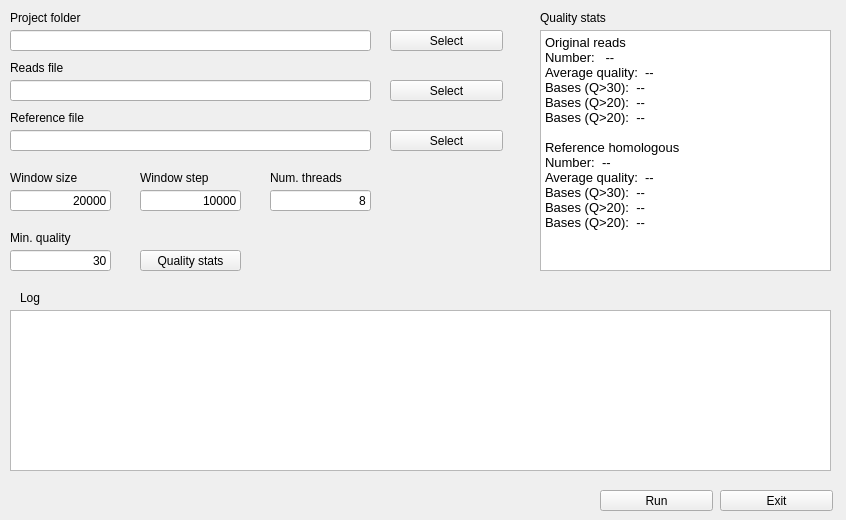
First picture: the form in src/GUI/GUI2.ui, repository salvocamiolo/PacBioRead, before the edit.
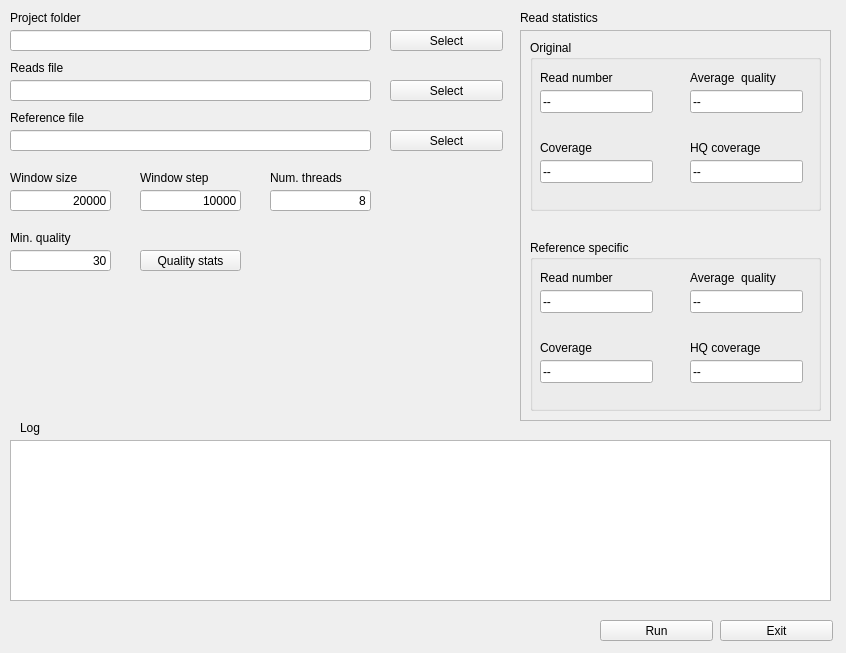
Second picture: the form after the edit.

Diff of the .ui file:
```diff
--- a/src/GUI/GUI2.ui
+++ b/src/GUI/GUI2.ui
@@ -7,7 +7,7 @@
     <x>0</x>
     <y>0</y>
     <width>846</width>
-    <height>520</height>
+    <height>653</height>
    </rect>
   </property>
   <property name="windowTitle">
@@ -212,7 +212,7 @@
    <property name="geometry">
     <rect>
      <x>600</x>
-     <y>490</y>
+     <y>620</y>
      <width>113</width>
      <height>21</height>
     </rect>
@@ -225,7 +225,7 @@
    <property name="geometry">
     <rect>
      <x>720</x>
-     <y>490</y>
+     <y>620</y>
      <width>113</width>
      <height>21</height>
     </rect>
@@ -238,7 +238,7 @@
    <property name="geometry">
     <rect>
      <x>20</x>
-     <y>290</y>
+     <y>420</y>
      <width>111</width>
      <height>16</height>
     </rect>
@@ -251,7 +251,7 @@
    <property name="geometry">
     <rect>
      <x>10</x>
-     <y>310</y>
+     <y>440</y>
      <width>821</width>
      <height>161</height>
     </rect>
@@ -270,54 +270,6 @@
     <string>Quality stats</string>
    </property>
   </widget>
-  <widget class="QLabel" name="label_17">
-   <property name="geometry">
-    <rect>
-     <x>540</x>
-     <y>10</y>
-     <width>111</width>
-     <height>16</height>
-    </rect>
-   </property>
-   <property name="text">
-    <string>Quality stats</string>
-   </property>
-  </widget>
-  <widget class="QTextEdit" name="textEdit">
-   <property name="geometry">
-    <rect>
-     <x>540</x>
-     <y>30</y>
-     <width>291</width>
-     <height>241</height>
-    </rect>
-   </property>
-   <property name="font">
-    <font>
-     <pointsize>8</pointsize>
-    </font>
-   </property>
-   <property name="html">
-    <string>&lt;!DOCTYPE HTML PUBLIC &quot;-//W3C//DTD HTML 4.0//EN&quot; &quot;http://www.w3.org/TR/REC-html40/strict.dtd&quot;&gt;
-&lt;html&gt;&lt;head&gt;&lt;meta name=&quot;qrichtext&quot; content=&quot;1&quot; /&gt;&lt;style type=&quot;text/css&quot;&gt;
-p, li { white-space: pre-wrap; }
-&lt;/style&gt;&lt;/head&gt;&lt;body style=&quot; font-family:'Sans Serif'; font-size:8pt; font-weight:400; font-style:normal;&quot;&gt;
-&lt;p style=&quot; margin-top:0px; margin-bottom:0px; margin-left:0px; margin-right:0px; -qt-block-indent:0; text-indent:0px;&quot;&gt;&lt;span style=&quot; font-family:'.AppleSystemUIFont'; font-size:10pt;&quot;&gt;Original reads&lt;/span&gt;&lt;/p&gt;
-&lt;p style=&quot; margin-top:0px; margin-bottom:0px; margin-left:0px; margin-right:0px; -qt-block-indent:0; text-indent:0px;&quot;&gt;&lt;span style=&quot; font-family:'.AppleSystemUIFont'; font-size:10pt;&quot;&gt;Number:   --&lt;/span&gt;&lt;/p&gt;
-&lt;p style=&quot; margin-top:0px; margin-bottom:0px; margin-left:0px; margin-right:0px; -qt-block-indent:0; text-indent:0px;&quot;&gt;&lt;span style=&quot; font-family:'.AppleSystemUIFont'; font-size:10pt;&quot;&gt;Average quality:  --&lt;/span&gt;&lt;/p&gt;
-&lt;p style=&quot; margin-top:0px; margin-bottom:0px; margin-left:0px; margin-right:0px; -qt-block-indent:0; text-indent:0px;&quot;&gt;&lt;span style=&quot; font-family:'.AppleSystemUIFont'; font-size:10pt;&quot;&gt;Bases (Q&amp;gt;30):  --&lt;/span&gt;&lt;/p&gt;
-&lt;p style=&quot; margin-top:0px; margin-bottom:0px; margin-left:0px; margin-right:0px; -qt-block-indent:0; text-indent:0px;&quot;&gt;&lt;span style=&quot; font-family:'.AppleSystemUIFont'; font-size:10pt;&quot;&gt;Bases (Q&amp;gt;20):  --&lt;/span&gt;&lt;/p&gt;
-&lt;p style=&quot; margin-top:0px; margin-bottom:0px; margin-left:0px; margin-right:0px; -qt-block-indent:0; text-indent:0px;&quot;&gt;&lt;span style=&quot; font-family:'.AppleSystemUIFont'; font-size:10pt;&quot;&gt;Bases (Q&amp;gt;20):  --&lt;/span&gt;&lt;/p&gt;
-&lt;p style=&quot;-qt-paragraph-type:empty; margin-top:0px; margin-bottom:0px; margin-left:0px; margin-right:0px; -qt-block-indent:0; text-indent:0px; font-family:'.AppleSystemUIFont'; font-size:10pt;&quot;&gt;&lt;br /&gt;&lt;/p&gt;
-&lt;p style=&quot; margin-top:0px; margin-bottom:0px; margin-left:0px; margin-right:0px; -qt-block-indent:0; text-indent:0px;&quot;&gt;&lt;span style=&quot; font-family:'.AppleSystemUIFont'; font-size:10pt;&quot;&gt;Reference homologous&lt;/span&gt;&lt;/p&gt;
-&lt;p style=&quot; margin-top:0px; margin-bottom:0px; margin-left:0px; margin-right:0px; -qt-block-indent:0; text-indent:0px;&quot;&gt;&lt;span style=&quot; font-family:'.AppleSystemUIFont'; font-size:10pt;&quot;&gt;Number:  --&lt;/span&gt;&lt;/p&gt;
-&lt;p style=&quot; margin-top:0px; margin-bottom:0px; margin-left:0px; margin-right:0px; -qt-block-indent:0; text-indent:0px;&quot;&gt;&lt;span style=&quot; font-family:'.AppleSystemUIFont'; font-size:10pt;&quot;&gt;Average quality:  --&lt;/span&gt;&lt;/p&gt;
-&lt;p style=&quot; margin-top:0px; margin-bottom:0px; margin-left:0px; margin-right:0px; -qt-block-indent:0; text-indent:0px;&quot;&gt;&lt;span style=&quot; font-family:'.AppleSystemUIFont'; font-size:10pt;&quot;&gt;Bases (Q&amp;gt;30):  --&lt;/span&gt;&lt;/p&gt;
-&lt;p style=&quot; margin-top:0px; margin-bottom:0px; margin-left:0px; margin-right:0px; -qt-block-indent:0; text-indent:0px;&quot;&gt;&lt;span style=&quot; font-family:'.AppleSystemUIFont'; font-size:10pt;&quot;&gt;Bases (Q&amp;gt;20):  --&lt;/span&gt;&lt;/p&gt;
-&lt;p style=&quot; margin-top:0px; margin-bottom:0px; margin-left:0px; margin-right:0px; -qt-block-indent:0; text-indent:0px;&quot;&gt;&lt;span style=&quot; font-family:'.AppleSystemUIFont'; font-size:10pt;&quot;&gt;Bases (Q&amp;gt;20):  --&lt;/span&gt;&lt;/p&gt;
-&lt;p style=&quot;-qt-paragraph-type:empty; margin-top:0px; margin-bottom:0px; margin-left:0px; margin-right:0px; -qt-block-indent:0; text-indent:0px; font-family:'.AppleSystemUIFont'; font-size:10pt;&quot;&gt;&lt;br /&gt;&lt;/p&gt;&lt;/body&gt;&lt;/html&gt;</string>
-   </property>
-  </widget>
   <widget class="QLineEdit" name="numThreadsLineEdit">
    <property name="geometry">
     <rect>
@@ -347,6 +299,317 @@
     <string>Num. threads</string>
    </property>
   </widget>
+  <widget class="QLabel" name="label_4">
+   <property name="geometry">
+    <rect>
+     <x>520</x>
+     <y>10</y>
+     <width>101</width>
+     <height>16</height>
+    </rect>
+   </property>
+   <property name="text">
+    <string>Read statistics</string>
+   </property>
+  </widget>
+  <widget class="QFrame" name="frame">
+   <property name="geometry">
+    <rect>
+     <x>520</x>
+     <y>30</y>
+     <width>311</width>
+     <height>391</height>
+    </rect>
+   </property>
+   <property name="frameShape">
+    <enum>QFrame::StyledPanel</enum>
+   </property>
+   <property name="frameShadow">
+    <enum>QFrame::Raised</enum>
+   </property>
+   <widget class="QGroupBox" name="groupBox">
+    <property name="geometry">
+     <rect>
+      <x>10</x>
+      <y>10</y>
+      <width>291</width>
+      <height>171</height>
+     </rect>
+    </property>
+    <property name="title">
+     <string>Original</string>
+    </property>
+    <widget class="QLineEdit" name="o_numReadsLineEdit">
+     <property name="enabled">
+      <bool>true</bool>
+     </property>
+     <property name="geometry">
+      <rect>
+       <x>10</x>
+       <y>50</y>
+       <width>113</width>
+       <height>23</height>
+      </rect>
+     </property>
+     <property name="text">
+      <string>--</string>
+     </property>
+     <property name="readOnly">
+      <bool>true</bool>
+     </property>
+    </widget>
+    <widget class="QLabel" name="label_5">
+     <property name="geometry">
+      <rect>
+       <x>10</x>
+       <y>30</y>
+       <width>101</width>
+       <height>16</height>
+      </rect>
+     </property>
+     <property name="text">
+      <string>Read number</string>
+     </property>
+    </widget>
+    <widget class="QLineEdit" name="o_avQualLineEdit">
+     <property name="enabled">
+      <bool>true</bool>
+     </property>
+     <property name="geometry">
+      <rect>
+       <x>160</x>
+       <y>50</y>
+       <width>113</width>
+       <height>23</height>
+      </rect>
+     </property>
+     <property name="text">
+      <string>--</string>
+     </property>
+     <property name="readOnly">
+      <bool>true</bool>
+     </property>
+    </widget>
+    <widget class="QLabel" name="label_6">
+     <property name="geometry">
+      <rect>
+       <x>160</x>
+       <y>30</y>
+       <width>101</width>
+       <height>16</height>
+      </rect>
+     </property>
+     <property name="text">
+      <string>Average  quality</string>
+     </property>
+    </widget>
+    <widget class="QLineEdit" name="o_estCoverageLineEdit">
+     <property name="enabled">
+      <bool>true</bool>
+     </property>
+     <property name="geometry">
+      <rect>
+       <x>10</x>
+       <y>120</y>
+       <width>113</width>
+       <height>23</height>
+      </rect>
+     </property>
+     <property name="text">
+      <string>--</string>
+     </property>
+     <property name="readOnly">
+      <bool>true</bool>
+     </property>
+    </widget>
+    <widget class="QLabel" name="label_7">
+     <property name="geometry">
+      <rect>
+       <x>10</x>
+       <y>100</y>
+       <width>101</width>
+       <height>16</height>
+      </rect>
+     </property>
+     <property name="text">
+      <string>Coverage</string>
+     </property>
+    </widget>
+    <widget class="QLineEdit" name="o_estHQCoverageLineEdit">
+     <property name="enabled">
+      <bool>true</bool>
+     </property>
+     <property name="geometry">
+      <rect>
+       <x>160</x>
+       <y>120</y>
+       <width>113</width>
+       <height>23</height>
+      </rect>
+     </property>
+     <property name="text">
+      <string>--</string>
+     </property>
+     <property name="readOnly">
+      <bool>true</bool>
+     </property>
+    </widget>
+    <widget class="QLabel" name="label_8">
+     <property name="geometry">
+      <rect>
+       <x>160</x>
+       <y>100</y>
+       <width>101</width>
+       <height>16</height>
+      </rect>
+     </property>
+     <property name="text">
+      <string>HQ coverage</string>
+     </property>
+    </widget>
+   </widget>
+   <widget class="QGroupBox" name="groupBox_2">
+    <property name="geometry">
+     <rect>
+      <x>10</x>
+      <y>210</y>
+      <width>291</width>
+      <height>171</height>
+     </rect>
+    </property>
+    <property name="title">
+     <string>Reference specific</string>
+    </property>
+    <widget class="QLineEdit" name="r_numReadsLineEdit_3">
+     <property name="enabled">
+      <bool>true</bool>
+     </property>
+     <property name="geometry">
+      <rect>
+       <x>10</x>
+       <y>50</y>
+       <width>113</width>
+       <height>23</height>
+      </rect>
+     </property>
+     <property name="text">
+      <string>--</string>
+     </property>
+     <property name="readOnly">
+      <bool>true</bool>
+     </property>
+    </widget>
+    <widget class="QLabel" name="label_17">
+     <property name="geometry">
+      <rect>
+       <x>10</x>
+       <y>30</y>
+       <width>101</width>
+       <height>16</height>
+      </rect>
+     </property>
+     <property name="text">
+      <string>Read number</string>
+     </property>
+    </widget>
+    <widget class="QLineEdit" name="r_avQualLineEdit">
+     <property name="enabled">
+      <bool>true</bool>
+     </property>
+     <property name="geometry">
+      <rect>
+       <x>160</x>
+       <y>50</y>
+       <width>113</width>
+       <height>23</height>
+      </rect>
+     </property>
+     <property name="text">
+      <string>--</string>
+     </property>
+     <property name="readOnly">
+      <bool>true</bool>
+     </property>
+    </widget>
+    <widget class="QLabel" name="label_18">
+     <property name="geometry">
+      <rect>
+       <x>160</x>
+       <y>30</y>
+       <width>101</width>
+       <height>16</height>
+      </rect>
+     </property>
+     <property name="text">
+      <string>Average  quality</string>
+     </property>
+    </widget>
+    <widget class="QLineEdit" name="r_estCoverageLineEdit">
+     <property name="enabled">
+      <bool>true</bool>
+     </property>
+     <property name="geometry">
+      <rect>
+       <x>10</x>
+       <y>120</y>
+       <width>113</width>
+       <height>23</height>
+      </rect>
+     </property>
+     <property name="text">
+      <string>--</string>
+     </property>
+     <property name="readOnly">
+      <bool>true</bool>
+     </property>
+    </widget>
+    <widget class="QLabel" name="label_19">
+     <property name="geometry">
+      <rect>
+       <x>10</x>
+       <y>100</y>
+       <width>101</width>
+       <height>16</height>
+      </rect>
+     </property>
+     <property name="text">
+      <string>Coverage</string>
+     </property>
+    </widget>
+    <widget class="QLineEdit" name="r_estHQCoverageLineEdit">
+     <property name="enabled">
+      <bool>true</bool>
+     </property>
+     <property name="geometry">
+      <rect>
+       <x>160</x>
+       <y>120</y>
+       <width>113</width>
+       <height>23</height>
+      </rect>
+     </property>
+     <property name="text">
+      <string>--</string>
+     </property>
+     <property name="readOnly">
+      <bool>true</bool>
+     </property>
+    </widget>
+    <widget class="QLabel" name="label_20">
+     <property name="geometry">
+      <rect>
+       <x>160</x>
+       <y>100</y>
+       <width>101</width>
+       <height>16</height>
+      </rect>
+     </property>
+     <property name="text">
+      <string>HQ coverage</string>
+     </property>
+    </widget>
+   </widget>
+  </widget>
  </widget>
  <resources/>
  <connections/>
```
